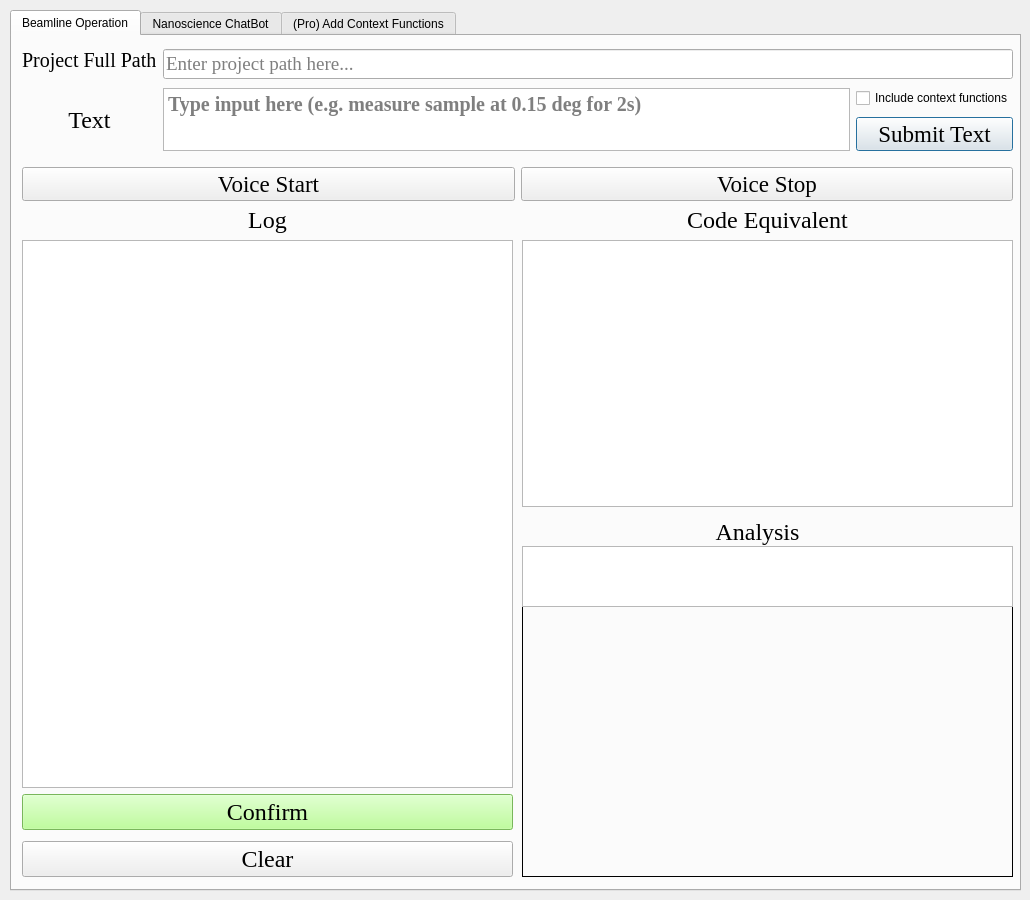
Above: frontend/UI/program/UI.ui from CFN-softbio/VISION before the change. Below: the same form after it.
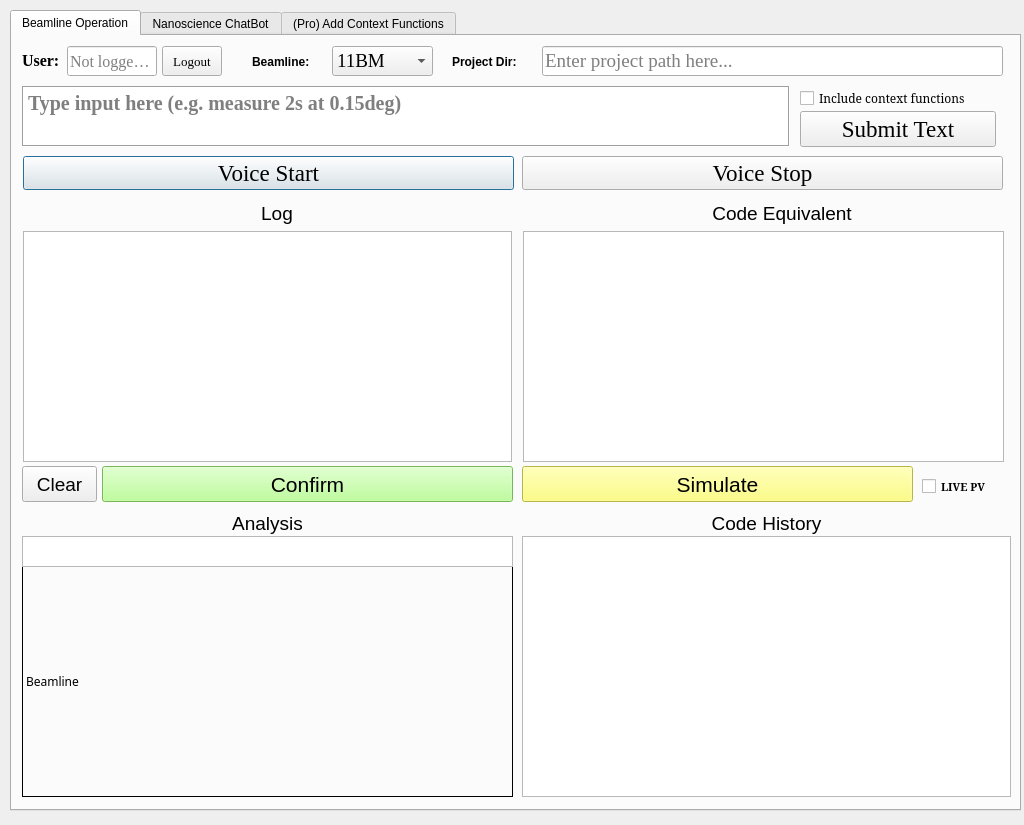
That is the form after the change.

Diff of the .ui file:
```diff
--- a/frontend/UI/program/UI.ui
+++ b/frontend/UI/program/UI.ui
@@ -6,8 +6,8 @@
    <rect>
     <x>0</x>
     <y>0</y>
-    <width>1030</width>
-    <height>900</height>
+    <width>1024</width>
+    <height>825</height>
    </rect>
   </property>
   <property name="minimumSize">
@@ -25,7 +25,7 @@
      <x>10</x>
      <y>10</y>
      <width>1011</width>
-     <height>881</height>
+     <height>801</height>
     </rect>
    </property>
    <property name="currentIndex">
@@ -35,271 +35,19 @@
     <attribute name="title">
      <string>Beamline Operation</string>
     </attribute>
-    <widget class="QWidget" name="verticalLayoutWidget">
-     <property name="geometry">
-      <rect>
-       <x>10</x>
-       <y>10</y>
-       <width>991</width>
-       <height>111</height>
-      </rect>
-     </property>
-     <layout class="QGridLayout" name="gridLayout">
-      <item row="0" column="0">
-       <widget class="QLabel" name="projectPathLabel">
-        <property name="font">
-         <font>
-          <family>Times New Roman</family>
-          <pointsize>15</pointsize>
-         </font>
-        </property>
-        <property name="text">
-         <string>Project Full Path</string>
-        </property>
-        <property name="alignment">
-         <set>Qt::AlignLeading</set>
-        </property>
-       </widget>
-      </item>
-      <item row="0" column="1" colspan="2">
-       <widget class="QLineEdit" name="projectPathInput">
-        <property name="font">
-         <font>
-          <family>Times New Roman</family>
-          <pointsize>14</pointsize>
-         </font>
-        </property>
-        <property name="placeholderText">
-         <string>Enter project path here...</string>
-        </property>
-       </widget>
-      </item>
-      <item row="1" column="2">
-       <widget class="QCheckBox" name="checkBox">
-        <property name="text">
-         <string>Include context functions</string>
-        </property>
-       </widget>
-      </item>
-      <item row="1" column="1" rowspan="2">
-       <widget class="QTextEdit" name="Input_Edit">
-        <property name="enabled">
-         <bool>true</bool>
-        </property>
-        <property name="minimumSize">
-         <size>
-          <width>0</width>
-          <height>30</height>
-         </size>
-        </property>
-        <property name="font">
-         <font>
-          <family>Liberation Serif</family>
-          <pointsize>15</pointsize>
-          <weight>75</weight>
-          <bold>true</bold>
-         </font>
-        </property>
-        <property name="placeholderText">
-         <string>Type input here (e.g. measure sample at 0.15 deg for 2s)</string>
-        </property>
-        <property name="text" stdset="0">
-         <string/>
-        </property>
-       </widget>
-      </item>
-      <item row="2" column="2">
-       <widget class="QPushButton" name="Input_Submit">
-        <property name="font">
-         <font>
-          <family>Times New Roman</family>
-          <pointsize>17</pointsize>
-         </font>
-        </property>
-        <property name="text">
-         <string>Submit Text</string>
-        </property>
-       </widget>
-      </item>
-      <item row="1" column="0" rowspan="2">
-       <widget class="QLabel" name="Input_Text_2">
-        <property name="font">
-         <font>
-          <family>Times New Roman</family>
-          <pointsize>18</pointsize>
-          <italic>false</italic>
-         </font>
-        </property>
-        <property name="text">
-         <string>Text</string>
-        </property>
-        <property name="alignment">
-         <set>Qt::AlignCenter</set>
-        </property>
-       </widget>
-      </item>
-     </layout>
-    </widget>
-    <widget class="QWidget" name="verticalLayoutWidget_2">
-     <property name="geometry">
-      <rect>
-       <x>10</x>
-       <y>170</y>
-       <width>491</width>
-       <height>671</height>
-      </rect>
-     </property>
-     <layout class="QVBoxLayout" name="InputBox_2">
-      <item>
-       <widget class="QLabel" name="Log_Text">
-        <property name="font">
-         <font>
-          <family>Times New Roman</family>
-          <pointsize>18</pointsize>
-         </font>
-        </property>
-        <property name="text">
-         <string>Log</string>
-        </property>
-        <property name="alignment">
-         <set>Qt::AlignCenter</set>
-        </property>
-       </widget>
-      </item>
-      <item>
-       <widget class="QTextEdit" name="Log_List">
-        <property name="minimumSize">
-         <size>
-          <width>400</width>
-          <height>50</height>
-         </size>
-        </property>
-        <property name="font">
-         <font>
-          <pointsize>13</pointsize>
-         </font>
-        </property>
-        <property name="html">
-         <string>&lt;!DOCTYPE HTML PUBLIC &quot;-//W3C//DTD HTML 4.0//EN&quot; &quot;http://www.w3.org/TR/REC-html40/strict.dtd&quot;&gt;
-&lt;html&gt;&lt;head&gt;&lt;meta name=&quot;qrichtext&quot; content=&quot;1&quot; /&gt;&lt;style type=&quot;text/css&quot;&gt;
-p, li { white-space: pre-wrap; }
-&lt;/style&gt;&lt;/head&gt;&lt;body style=&quot; font-family:'Ubuntu'; font-size:13pt; font-weight:400; font-style:normal;&quot;&gt;
-&lt;p style=&quot;-qt-paragraph-type:empty; margin-top:0px; margin-bottom:0px; margin-left:0px; margin-right:0px; -qt-block-indent:0; text-indent:0px; font-size:16pt;&quot;&gt;&lt;br /&gt;&lt;/p&gt;&lt;/body&gt;&lt;/html&gt;</string>
-        </property>
-       </widget>
-      </item>
-      <item>
-       <widget class="QPushButton" name="Log_Confirm">
-        <property name="font">
-         <font>
-          <family>Times New Roman</family>
-          <pointsize>18</pointsize>
-         </font>
-        </property>
-        <property name="styleSheet">
-         <string notr="true">color: rgb(0, 0, 0);
-selection-color: rgb(255, 255, 255);
-background-color: rgb(170, 255, 127);</string>
-        </property>
-        <property name="text">
-         <string>Confirm</string>
-        </property>
-       </widget>
-      </item>
-      <item>
-       <spacer name="verticalSpacer">
-        <property name="orientation">
-         <enum>Qt::Vertical</enum>
-        </property>
-        <property name="sizeType">
-         <enum>QSizePolicy::Fixed</enum>
-        </property>
-        <property name="sizeHint" stdset="0">
-         <size>
-          <width>428</width>
-          <height>5</height>
-         </size>
-        </property>
-       </spacer>
-      </item>
-      <item>
-       <widget class="QPushButton" name="Log_Clear">
-        <property name="font">
-         <font>
-          <family>Times New Roman</family>
-          <pointsize>18</pointsize>
-         </font>
-        </property>
-        <property name="text">
-         <string>Clear</string>
-        </property>
-       </widget>
-      </item>
-     </layout>
-    </widget>
-    <widget class="QWidget" name="verticalLayoutWidget_3">
-     <property name="geometry">
-      <rect>
-       <x>510</x>
-       <y>170</y>
-       <width>491</width>
-       <height>301</height>
-      </rect>
-     </property>
-     <layout class="QVBoxLayout" name="InputBox_3">
-      <item>
-       <widget class="QLabel" name="CE_Text">
-        <property name="font">
-         <font>
-          <family>Times New Roman</family>
-          <pointsize>18</pointsize>
-         </font>
-        </property>
-        <property name="text">
-         <string>Code Equivalent</string>
-        </property>
-        <property name="alignment">
-         <set>Qt::AlignCenter</set>
-        </property>
-       </widget>
-      </item>
-      <item>
-       <widget class="QTextEdit" name="CE_List">
-        <property name="minimumSize">
-         <size>
-          <width>400</width>
-          <height>50</height>
-         </size>
-        </property>
-        <property name="font">
-         <font>
-          <pointsize>13</pointsize>
-         </font>
-        </property>
-        <property name="html">
-         <string>&lt;!DOCTYPE HTML PUBLIC &quot;-//W3C//DTD HTML 4.0//EN&quot; &quot;http://www.w3.org/TR/REC-html40/strict.dtd&quot;&gt;
-&lt;html&gt;&lt;head&gt;&lt;meta name=&quot;qrichtext&quot; content=&quot;1&quot; /&gt;&lt;style type=&quot;text/css&quot;&gt;
-p, li { white-space: pre-wrap; }
-&lt;/style&gt;&lt;/head&gt;&lt;body style=&quot; font-family:'Ubuntu'; font-size:13pt; font-weight:400; font-style:normal;&quot;&gt;
-&lt;p style=&quot;-qt-paragraph-type:empty; margin-top:0px; margin-bottom:0px; margin-left:0px; margin-right:0px; -qt-block-indent:0; text-indent:0px; font-size:16pt;&quot;&gt;&lt;br /&gt;&lt;/p&gt;&lt;/body&gt;&lt;/html&gt;</string>
-        </property>
-       </widget>
-      </item>
-     </layout>
-    </widget>
     <widget class="QLabel" name="Ana_title">
      <property name="geometry">
       <rect>
-       <x>620</x>
-       <y>480</y>
+       <x>130</x>
+       <y>470</y>
        <width>251</width>
-       <height>31</height>
+       <height>35</height>
       </rect>
      </property>
      <property name="font">
       <font>
-       <family>Times New Roman</family>
-       <pointsize>18</pointsize>
+       <family>Arial</family>
+       <pointsize>14</pointsize>
       </font>
      </property>
      <property name="text">
@@ -312,18 +60,12 @@
     <widget class="QLabel" name="data_plot">
      <property name="geometry">
       <rect>
-       <x>510</x>
-       <y>570</y>
+       <x>10</x>
+       <y>530</y>
        <width>491</width>
-       <height>271</height>
+       <height>231</height>
       </rect>
      </property>
-     <property name="maximumSize">
-      <size>
-       <width>500</width>
-       <height>500</height>
-      </size>
-     </property>
      <property name="font">
       <font>
        <family>Microsoft New Tai Lue</family>
@@ -333,7 +75,7 @@
       <enum>QFrame::Box</enum>
      </property>
      <property name="text">
-      <string/>
+      <string>Beamline</string>
      </property>
     </widget>
     <widget class="QTextEdit" name="ana_text">
@@ -342,10 +84,10 @@
      </property>
      <property name="geometry">
       <rect>
-       <x>510</x>
-       <y>510</y>
+       <x>10</x>
+       <y>500</y>
        <width>491</width>
-       <height>61</height>
+       <height>31</height>
       </rect>
      </property>
      <property name="minimumSize">
@@ -365,43 +107,537 @@
       <string/>
      </property>
     </widget>
-    <widget class="QWidget" name="layoutWidget">
+    <widget class="QPushButton" name="Input_Voice">
      <property name="geometry">
       <rect>
+       <x>11</x>
+       <y>120</y>
+       <width>491</width>
+       <height>34</height>
+      </rect>
+     </property>
+     <property name="font">
+      <font>
+       <family>Liberation Serif</family>
+       <pointsize>17</pointsize>
+      </font>
+     </property>
+     <property name="text">
+      <string>Voice Start</string>
+     </property>
+    </widget>
+    <widget class="QPushButton" name="Stop_Voice">
+     <property name="geometry">
+      <rect>
+       <x>510</x>
+       <y>120</y>
+       <width>481</width>
+       <height>34</height>
+      </rect>
+     </property>
+     <property name="font">
+      <font>
+       <family>Liberation Serif</family>
+       <pointsize>17</pointsize>
+      </font>
+     </property>
+     <property name="text">
+      <string>Voice Stop</string>
+     </property>
+    </widget>
+    <widget class="QTextEdit" name="Input_Edit">
+     <property name="enabled">
+      <bool>true</bool>
+     </property>
+     <property name="geometry">
+      <rect>
        <x>10</x>
-       <y>130</y>
-       <width>991</width>
+       <y>50</y>
+       <width>768</width>
+       <height>61</height>
+      </rect>
+     </property>
+     <property name="minimumSize">
+      <size>
+       <width>200</width>
+       <height>30</height>
+      </size>
+     </property>
+     <property name="font">
+      <font>
+       <family>Liberation Serif</family>
+       <pointsize>15</pointsize>
+       <weight>75</weight>
+       <bold>true</bold>
+      </font>
+     </property>
+     <property name="frameShape">
+      <enum>QFrame::Box</enum>
+     </property>
+     <property name="placeholderText">
+      <string>Type input here (e.g. measure 2s at 0.15deg)</string>
+     </property>
+     <property name="text" stdset="0">
+      <string/>
+     </property>
+    </widget>
+    <widget class="QPushButton" name="Input_Submit">
+     <property name="geometry">
+      <rect>
+       <x>788</x>
+       <y>75</y>
+       <width>196</width>
        <height>36</height>
       </rect>
      </property>
-     <layout class="QHBoxLayout" name="horizontalLayout_2">
-      <item>
-       <widget class="QPushButton" name="Input_Voice">
-        <property name="font">
-         <font>
-          <family>Liberation Serif</family>
-          <pointsize>17</pointsize>
-         </font>
-        </property>
-        <property name="text">
-         <string>Voice Start</string>
-        </property>
-       </widget>
-      </item>
-      <item>
-       <widget class="QPushButton" name="Stop_Voice">
-        <property name="font">
-         <font>
-          <family>Liberation Serif</family>
-          <pointsize>17</pointsize>
-         </font>
-        </property>
-        <property name="text">
-         <string>Voice Stop</string>
-        </property>
-       </widget>
-      </item>
-     </layout>
+     <property name="font">
+      <font>
+       <family>Times New Roman</family>
+       <pointsize>17</pointsize>
+      </font>
+     </property>
+     <property name="text">
+      <string>Submit Text</string>
+     </property>
+    </widget>
+    <widget class="QCheckBox" name="checkBox">
+     <property name="geometry">
+      <rect>
+       <x>788</x>
+       <y>50</y>
+       <width>196</width>
+       <height>25</height>
+      </rect>
+     </property>
+     <property name="font">
+      <font>
+       <family>Serif</family>
+      </font>
+     </property>
+     <property name="text">
+      <string>Include context functions</string>
+     </property>
+    </widget>
+    <widget class="QCheckBox" name="useArchiverCheckBox">
+     <property name="geometry">
+      <rect>
+       <x>910</x>
+       <y>440</y>
+       <width>81</width>
+       <height>21</height>
+      </rect>
+     </property>
+     <property name="font">
+      <font>
+       <family>Serif</family>
+       <!-- Any bigger than this and it clips out of the window in Windows -->
+       <pointsize>8</pointsize>
+       <weight>75</weight>
+       <bold>true</bold>
+      </font>
+     </property>
+     <property name="text">
+      <string>LIVE PV</string>
+     </property>
+     <property name="iconSize">
+      <size>
+       <width>16</width>
+       <height>20</height>
+      </size>
+     </property>
+    </widget>
+    <widget class="QLineEdit" name="projectPathInput">
+     <property name="geometry">
+      <rect>
+       <x>530</x>
+       <y>10</y>
+       <width>461</width>
+       <height>30</height>
+      </rect>
+     </property>
+     <property name="font">
+      <font>
+       <family>Times New Roman</family>
+       <pointsize>14</pointsize>
+      </font>
+     </property>
+     <property name="placeholderText">
+      <string>Enter project path here...</string>
+     </property>
+    </widget>
+    <widget class="QComboBox" name="beamlineComboBox">
+     <property name="geometry">
+      <rect>
+       <x>320</x>
+       <y>10</y>
+       <width>101</width>
+       <height>30</height>
+      </rect>
+     </property>
+     <property name="font">
+      <font>
+       <family>Times New Roman</family>
+       <pointsize>14</pointsize>
+      </font>
+     </property>
+     <item>
+      <property name="text">
+       <string>11BM</string>
+      </property>
+     </item>
+     <item>
+      <property name="text">
+       <string>Bluesky</string>
+      </property>
+     </item>
+     <item>
+      <property name="text">
+       <string>12ID</string>
+      </property>
+     </item>
+     <item>
+      <property name="text">
+       <string>3ID</string>
+      </property>
+     </item>
+    </widget>
+    <widget class="QLabel" name="user_id_label">
+     <property name="geometry">
+      <rect>
+       <x>10</x>
+       <y>10</y>
+       <width>60</width>
+       <height>28</height>
+      </rect>
+     </property>
+     <property name="font">
+      <font>
+       <family>Times New Roman</family>
+       <pointsize>12</pointsize>
+       <weight>75</weight>
+       <bold>true</bold>
+      </font>
+     </property>
+     <property name="text">
+      <string>User:</string>
+     </property>
+     <property name="alignment">
+      <set>Qt::AlignLeading|Qt::AlignLeft|Qt::AlignVCenter</set>
+     </property>
+    </widget>
+    <widget class="QLineEdit" name="userIdInput">
+     <property name="geometry">
+      <rect>
+       <x>55</x>
+       <y>10</y>
+       <width>90</width>
+       <height>30</height>
+      </rect>
+     </property>
+     <property name="font">
+      <font>
+       <family>Times New Roman</family>
+       <pointsize>12</pointsize>
+      </font>
+     </property>
+     <property name="readOnly">
+      <bool>true</bool>
+     </property>
+     <property name="placeholderText">
+      <string>Not logged in</string>
+     </property>
+    </widget>
+    <widget class="QPushButton" name="logoutButton">
+     <property name="geometry">
+      <rect>
+       <x>150</x>
+       <y>10</y>
+       <width>60</width>
+       <height>30</height>
+      </rect>
+     </property>
+     <property name="font">
+      <font>
+       <family>Times New Roman</family>
+       <pointsize>10</pointsize>
+      </font>
+     </property>
+     <property name="text">
+      <string>Logout</string>
+     </property>
+    </widget>
+    <widget class="QLabel" name="CE_Text_2">
+     <property name="geometry">
+      <rect>
+       <x>240</x>
+       <y>10</y>
+       <width>90</width>
+       <height>32</height>
+      </rect>
+     </property>
+     <property name="font">
+      <font>
+       <family>Arial</family>
+       <pointsize>9</pointsize>
+       <weight>75</weight>
+       <bold>true</bold>
+      </font>
+     </property>
+     <property name="text">
+      <string>Beamline:</string>
+     </property>
+     <property name="alignment">
+      <set>Qt::AlignLeading|Qt::AlignLeft|Qt::AlignVCenter</set>
+     </property>
+    </widget>
+    <widget class="QLabel" name="CE_Text_3">
+     <property name="geometry">
+      <rect>
+       <x>440</x>
+       <y>10</y>
+       <width>95</width>
+       <height>32</height>
+      </rect>
+     </property>
+     <property name="minimumSize">
+      <size>
+       <width>95</width>
+       <height>32</height>
+      </size>
+     </property>
+     <property name="font">
+      <font>
+       <family>Arial</family>
+       <pointsize>9</pointsize>
+       <weight>75</weight>
+       <bold>true</bold>
+      </font>
+     </property>
+     <property name="text">
+      <string>Project Dir:</string>
+     </property>
+     <property name="alignment">
+      <set>Qt::AlignLeading|Qt::AlignLeft|Qt::AlignVCenter</set>
+     </property>
+    </widget>
+    <widget class="QTextEdit" name="CE_Hist">
+     <property name="geometry">
+      <rect>
+       <x>510</x>
+       <y>500</y>
+       <width>489</width>
+       <height>261</height>
+      </rect>
+     </property>
+     <property name="minimumSize">
+      <size>
+       <width>400</width>
+       <height>50</height>
+      </size>
+     </property>
+     <property name="font">
+      <font>
+       <pointsize>13</pointsize>
+      </font>
+     </property>
+     <property name="html">
+      <string>&lt;!DOCTYPE HTML PUBLIC &quot;-//W3C//DTD HTML 4.0//EN&quot; &quot;http://www.w3.org/TR/REC-html40/strict.dtd&quot;&gt;
+&lt;html&gt;&lt;head&gt;&lt;meta name=&quot;qrichtext&quot; content=&quot;1&quot; /&gt;&lt;style type=&quot;text/css&quot;&gt;
+p, li { white-space: pre-wrap; }
+&lt;/style&gt;&lt;/head&gt;&lt;body style=&quot; font-family:'Ubuntu Sans'; font-size:13pt; font-weight:400; font-style:normal;&quot;&gt;
+&lt;p style=&quot;-qt-paragraph-type:empty; margin-top:0px; margin-bottom:0px; margin-left:0px; margin-right:0px; -qt-block-indent:0; text-indent:0px; font-family:'Ubuntu'; font-size:16pt;&quot;&gt;&lt;br /&gt;&lt;/p&gt;&lt;/body&gt;&lt;/html&gt;</string>
+     </property>
+    </widget>
+    <widget class="QLabel" name="CE_Text_4">
+     <property name="geometry">
+      <rect>
+       <x>510</x>
+       <y>470</y>
+       <width>489</width>
+       <height>35</height>
+      </rect>
+     </property>
+     <property name="font">
+      <font>
+       <family>Arial</family>
+       <pointsize>14</pointsize>
+      </font>
+     </property>
+     <property name="text">
+      <string>Code History</string>
+     </property>
+     <property name="alignment">
+      <set>Qt::AlignCenter</set>
+     </property>
+    </widget>
+    <widget class="QPushButton" name="Log_Clear">
+     <property name="geometry">
+      <rect>
+       <x>10</x>
+       <y>430</y>
+       <width>75</width>
+       <height>36</height>
+      </rect>
+     </property>
+     <property name="font">
+      <font>
+       <family>Arial</family>
+       <pointsize>14</pointsize>
+       <weight>50</weight>
+       <bold>false</bold>
+      </font>
+     </property>
+     <property name="text">
+      <string>Clear</string>
+     </property>
+    </widget>
+    <widget class="QLabel" name="Log_Text">
+     <property name="geometry">
+      <rect>
+       <x>235</x>
+       <y>160</y>
+       <width>60</width>
+       <height>35</height>
+      </rect>
+     </property>
+     <property name="font">
+      <font>
+       <family>Arial</family>
+       <pointsize>14</pointsize>
+      </font>
+     </property>
+     <property name="text">
+      <string>Log</string>
+     </property>
+     <property name="alignment">
+      <set>Qt::AlignCenter</set>
+     </property>
+    </widget>
+    <widget class="QTextEdit" name="Log_List">
+     <property name="geometry">
+      <rect>
+       <x>11</x>
+       <y>195</y>
+       <width>489</width>
+       <height>231</height>
+      </rect>
+     </property>
+     <property name="minimumSize">
+      <size>
+       <width>400</width>
+       <height>50</height>
+      </size>
+     </property>
+     <property name="font">
+      <font>
+       <pointsize>13</pointsize>
+      </font>
+     </property>
+     <property name="html">
+      <string>&lt;!DOCTYPE HTML PUBLIC &quot;-//W3C//DTD HTML 4.0//EN&quot; &quot;http://www.w3.org/TR/REC-html40/strict.dtd&quot;&gt;
+&lt;html&gt;&lt;head&gt;&lt;meta name=&quot;qrichtext&quot; content=&quot;1&quot; /&gt;&lt;style type=&quot;text/css&quot;&gt;
+p, li { white-space: pre-wrap; }
+&lt;/style&gt;&lt;/head&gt;&lt;body style=&quot; font-family:'Ubuntu Sans'; font-size:13pt; font-weight:400; font-style:normal;&quot;&gt;
+&lt;p style=&quot;-qt-paragraph-type:empty; margin-top:0px; margin-bottom:0px; margin-left:0px; margin-right:0px; -qt-block-indent:0; text-indent:0px; font-family:'Ubuntu'; font-size:16pt;&quot;&gt;&lt;br /&gt;&lt;/p&gt;&lt;/body&gt;&lt;/html&gt;</string>
+     </property>
+    </widget>
+    <widget class="QPushButton" name="Log_Confirm">
+     <property name="geometry">
+      <rect>
+       <x>90</x>
+       <y>430</y>
+       <width>411</width>
+       <height>36</height>
+      </rect>
+     </property>
+     <property name="font">
+      <font>
+       <family>Arial</family>
+       <pointsize>16</pointsize>
+      </font>
+     </property>
+     <property name="styleSheet">
+      <string notr="true">color: rgb(0, 0, 0);
+selection-color: rgb(255, 255, 255);
+background-color: rgb(170, 255, 127);</string>
+     </property>
+     <property name="text">
+      <string>Confirm</string>
+     </property>
+    </widget>
+    <widget class="QLabel" name="CE_Text">
+     <property name="geometry">
+      <rect>
+       <x>670</x>
+       <y>160</y>
+       <width>200</width>
+       <height>35</height>
+      </rect>
+     </property>
+     <property name="font">
+      <font>
+       <family>Arial</family>
+       <pointsize>14</pointsize>
+      </font>
+     </property>
+     <property name="text">
+      <string>Code Equivalent</string>
+     </property>
+     <property name="alignment">
+      <set>Qt::AlignCenter</set>
+     </property>
+    </widget>
+    <widget class="QTextEdit" name="CE_List">
+     <property name="geometry">
+      <rect>
+       <x>511</x>
+       <y>195</y>
+       <width>481</width>
+       <height>231</height>
+      </rect>
+     </property>
+     <property name="minimumSize">
+      <size>
+       <width>400</width>
+       <height>50</height>
+      </size>
+     </property>
+     <property name="font">
+      <font>
+       <pointsize>13</pointsize>
+      </font>
+     </property>
+     <property name="html">
+      <string>&lt;!DOCTYPE HTML PUBLIC &quot;-//W3C//DTD HTML 4.0//EN&quot; &quot;http://www.w3.org/TR/REC-html40/strict.dtd&quot;&gt;
+&lt;html&gt;&lt;head&gt;&lt;meta name=&quot;qrichtext&quot; content=&quot;1&quot; /&gt;&lt;style type=&quot;text/css&quot;&gt;
+p, li { white-space: pre-wrap; }
+&lt;/style&gt;&lt;/head&gt;&lt;body style=&quot; font-family:'Ubuntu Sans'; font-size:13pt; font-weight:400; font-style:normal;&quot;&gt;
+&lt;p style=&quot;-qt-paragraph-type:empty; margin-top:0px; margin-bottom:0px; margin-left:0px; margin-right:0px; -qt-block-indent:0; text-indent:0px; font-family:'Ubuntu'; font-size:16pt;&quot;&gt;&lt;br /&gt;&lt;/p&gt;&lt;/body&gt;&lt;/html&gt;</string>
+     </property>
+    </widget>
+    <widget class="QPushButton" name="CE_sim">
+     <property name="geometry">
+      <rect>
+       <x>510</x>
+       <y>430</y>
+       <width>391</width>
+       <height>36</height>
+      </rect>
+     </property>
+     <property name="font">
+      <font>
+       <family>Arial</family>
+       <pointsize>16</pointsize>
+      </font>
+     </property>
+     <property name="styleSheet">
+      <string notr="true">color: rgb(0, 0, 0);
+selection-color: rgb(255, 255, 255);
+background-color: rgb(255, 255, 100);</string>
+     </property>
+     <property name="text">
+      <string>Simulate</string>
+     </property>
     </widget>
    </widget>
    <widget class="QWidget" name="ChatInterface">
```
Left out of the diff: 18 changed lines with no effect on the pictures.
